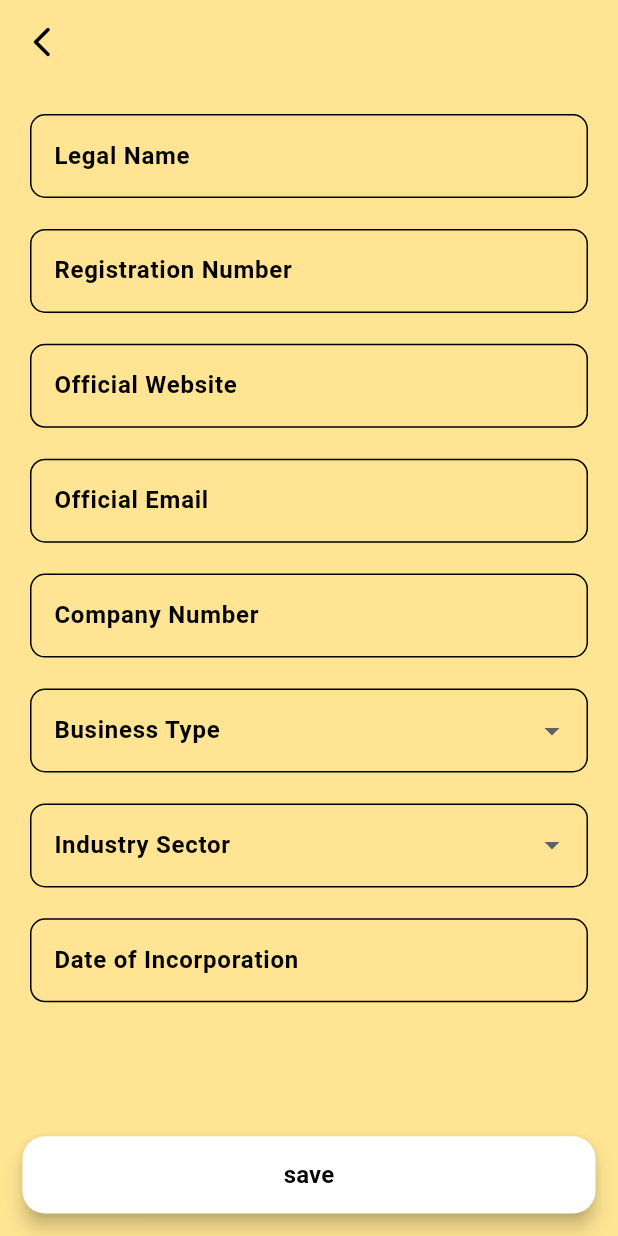
After one commit to Asif-Faizal/french-wallet, a Flutter app: the BusinessInfoScreen screen opened by its route, on a phone screen of 412 x 824 dp. The commit adds this screen. Run offline on Flutter 3.47's test engine with Material 3 defaults, Android fonts, the phone set to English and light mode, and no system bars; our stand-ins replace bloc, carousel_slider, flutter_bloc, go_router, image_picker, intl_phone_number_input and 1 more; accounts and stored records are empty; generated files the repository leaves out were written again.

Commit message:
business info

```diff
--- a/lib/presentation/screens/initial/prompt_screen.dart
+++ b/lib/presentation/screens/initial/prompt_screen.dart
@@ -187,8 +187,8 @@ class _PromptScreenState extends State<PromptScreen> {
                               .pushNamed(AppRouteConst.corporatePromptRoute);
                         } else {
                           GoRouter.of(context)
-                              .pushNamed(AppRouteConst.agentHomeRoute);
-                          // .pushNamed(AppRouteConst.retailHomeRoute);
+                              // .pushNamed(AppRouteConst.agentHomeRoute);
+                              .pushNamed(AppRouteConst.businessInfoRoute);
                           // .pushNamed(AppRouteConst.loginOrSignUpRoute);
                         }
                       }
--- /dev/null
+++ b/lib/presentation/screens/signup_screen/business owner/business_info.dart
@@ -0,0 +1,205 @@
+import 'package:ewallet2/presentation/widgets/shared/normal_appbar.dart';
+import 'package:ewallet2/presentation/widgets/shared/normal_button.dart';
+import 'package:flutter/material.dart';
+
+class BusinessInfoScreen extends StatefulWidget {
+  const BusinessInfoScreen({super.key});
+
+  @override
+  State<BusinessInfoScreen> createState() => _BusinessInfoScreenState();
+}
+
+class _BusinessInfoScreenState extends State<BusinessInfoScreen> {
+  final TextEditingController _legalNameController = TextEditingController();
+  final TextEditingController _registrationNumberController =
+      TextEditingController();
+  final TextEditingController _officialWebsiteController =
+      TextEditingController();
+  final TextEditingController _officialEmailController =
+      TextEditingController();
+  final TextEditingController _companyNumberController =
+      TextEditingController();
+  String? _selectedBusinessType;
+  String? _selectedIndustrySector;
+  DateTime? _selectedDate;
+
+  final List<String> _businessTypeOptions = [
+    'Sole Proprietorship',
+    'Partnership',
+    'Corporation',
+    'Limited Liability Company (LLC)',
+    'Nonprofit'
+  ];
+
+  final List<String> _industrySectorOptions = [
+    'Agriculture',
+    'Manufacturing',
+    'Construction',
+    'Retail',
+    'Finance',
+    'Healthcare',
+    'Technology',
+    'Education',
+    'Transportation',
+    'Other'
+  ];
+
+  @override
+  void dispose() {
+    _legalNameController.dispose();
+    _registrationNumberController.dispose();
+    _officialWebsiteController.dispose();
+    _officialEmailController.dispose();
+    _companyNumberController.dispose();
+    super.dispose();
+  }
+
+  Future<void> _selectDate(BuildContext context) async {
+    final DateTime? picked = await showDatePicker(
+      context: context,
+      initialDate: DateTime.now(),
+      firstDate: DateTime(1900),
+      lastDate: DateTime.now(),
+    );
+    if (picked != null && picked != _selectedDate) {
+      setState(() {
+        _selectedDate = picked;
+      });
+    }
+  }
+
+  @override
+  Widget build(BuildContext context) {
+    final size = MediaQuery.of(context).size;
+
+    return Scaffold(
+      appBar: NormalAppBar(text: ''),
+      body: Padding(
+        padding: const EdgeInsets.all(20),
+        child: ListView(
+          children: [
+            TextField(
+              controller: _legalNameController,
+              decoration: InputDecoration(
+                labelText: 'Legal Name',
+                border: OutlineInputBorder(
+                  borderRadius: BorderRadius.circular(10),
+                ),
+              ),
+            ),
+            SizedBox(height: size.height / 40),
+            TextField(
+              controller: _registrationNumberController,
+              decoration: InputDecoration(
+                labelText: 'Registration Number',
+                border: OutlineInputBorder(
+                  borderRadius: BorderRadius.circular(10),
+                ),
+              ),
+            ),
+            SizedBox(height: size.height / 40),
+            TextField(
+              controller: _officialWebsiteController,
+              decoration: InputDecoration(
+                labelText: 'Official Website',
+                border: OutlineInputBorder(
+                  borderRadius: BorderRadius.circular(10),
+                ),
+              ),
+            ),
+            SizedBox(height: size.height / 40),
+            TextField(
+              controller: _officialEmailController,
+              decoration: InputDecoration(
+                labelText: 'Official Email',
+                border: OutlineInputBorder(
+                  borderRadius: BorderRadius.circular(10),
+                ),
+              ),
+            ),
+            SizedBox(height: size.height / 40),
+            TextField(
+              controller: _companyNumberController,
+              decoration: InputDecoration(
+                labelText: 'Company Number',
+                border: OutlineInputBorder(
+                  borderRadius: BorderRadius.circular(10),
+                ),
+              ),
+            ),
+            SizedBox(height: size.height / 40),
+            DropdownButtonFormField<String>(
+              decoration: InputDecoration(
+                labelText: 'Business Type',
+                border: OutlineInputBorder(
+                  borderRadius: BorderRadius.circular(10),
+                ),
+              ),
+              value: _selectedBusinessType,
+              items: _businessTypeOptions
+                  .map((type) => DropdownMenuItem<String>(
+                        value: type,
+                        child: Text(type),
+                      ))
+                  .toList(),
+              onChanged: (value) {
+                setState(() {
+                  _selectedBusinessType = value;
+                });
+              },
+            ),
+            SizedBox(height: size.height / 40),
+            DropdownButtonFormField<String>(
+              decoration: InputDecoration(
+                labelText: 'Industry Sector',
+                border: OutlineInputBorder(
+                  borderRadius: BorderRadius.circular(10),
+                ),
+              ),
+              value: _selectedIndustrySector,
+              items: _industrySectorOptions
+                  .map((sector) => DropdownMenuItem<String>(
+                        value: sector,
+                        child: Text(sector),
+                      ))
+                  .toList(),
+              onChanged: (value) {
+                setState(() {
+                  _selectedIndustrySector = value;
+                });
+              },
+            ),
+            SizedBox(height: size.height / 40),
+            GestureDetector(
+              onTap: () => _selectDate(context),
+              child: AbsorbPointer(
+                child: TextField(
+                  decoration: InputDecoration(
+                    labelText: _selectedDate == null
+                        ? 'Date of Incorporation'
+                        : 'Incorporation Date: ${_selectedDate!.toLocal()}'
+                            .split(' ')[0],
+                    border: OutlineInputBorder(
+                      borderRadius: BorderRadius.circular(10),
+                    ),
+                  ),
+                ),
+              ),
+            ),
+            SizedBox(height: size.height / 40),
+          ],
+        ),
+      ),
+      bottomNavigationBar: Padding(
+        padding: EdgeInsets.all(15),
+        child: NormalButton(
+          size: size,
+          title: 'save',
+          onPressed: () {
+            // Handle submit
+          },
+        ),
+      ),
+    );
+  }
+}
--- a/lib/presentation/screens/signup_screen/personal_details_screen.dart
+++ b/lib/presentation/screens/signup_screen/personal_details_screen.dart
@@ -20,8 +20,7 @@ class _PersonalDetailsScreenState extends State<PersonalDetailsScreen> {
   final TextEditingController _fathersNameController = TextEditingController();
   final TextEditingController _nationalityController = TextEditingController();
   String _gender = 'Male';
-  DateTime _selectedDate =
-      DateTime.now().subtract(Duration(days: 6570)); // 18 years ago
+  DateTime _selectedDate = DateTime.now().subtract(Duration(days: 6570));
   String _maritalStatus = 'Single';
   bool _isButtonEnabled = false;
 
@@ -111,9 +110,6 @@ class _PersonalDetailsScreenState extends State<PersonalDetailsScreen> {
                     height: size.height / 60,
                   ),
                   _buildMaritalStatusRow(theme, size),
-                  SizedBox(
-                    height: size.height / 12,
-                  ),
                 ],
               ),
             ),
--- a/lib/shared/router/router_config.dart
+++ b/lib/shared/router/router_config.dart
@@ -1,8 +1,11 @@
 import 'package:ewallet2/presentation/screens/dashboard/agent/agent_home_screen.dart';
 import 'package:ewallet2/presentation/screens/dashboard/retail/retail_home_screen.dart';
 import 'package:ewallet2/presentation/screens/initial/corporate_promot_screen.dart';
+import 'package:ewallet2/presentation/screens/login/executive_login_screen.dart';
 import 'package:ewallet2/presentation/screens/signup_screen/add_email_screen.dart';
 import 'package:ewallet2/presentation/screens/signup_screen/address_screen.dart';
+import 'package:ewallet2/presentation/screens/signup_screen/business%20owner/business_info.dart';
+import 'package:ewallet2/presentation/screens/signup_screen/business%20owner/financial_info_screen.dart';
 import 'package:ewallet2/presentation/screens/signup_screen/identity_verify_screen.dart';
 import 'package:ewallet2/presentation/screens/signup_screen/income_screen.dart';
 import 'package:ewallet2/presentation/screens/signup_screen/personal_details_screen.dart';
@@ -112,6 +115,21 @@ class AppRouter {
         path: '/agentHome',
         name: 'agentHome',
         builder: (context, state) => AgentHomeScreen(),
+      ),
+      GoRoute(
+        path: '/executiveLogin',
+        name: 'executiveLogin',
+        builder: (context, state) => const ExecutiveLoginScreen(),
+      ),
+      GoRoute(
+        path: '/financialInfo',
+        name: 'financialInfo',
+        builder: (context, state) => FinancialInfoScreen(),
+      ),
+      GoRoute(
+        path: '/businessInfo',
+        name: 'businessInfo',
+        builder: (context, state) => BusinessInfoScreen(),
       )
     ],
   );
--- a/lib/shared/router/router_const.dart
+++ b/lib/shared/router/router_const.dart
@@ -17,4 +17,7 @@ class AppRouteConst {
   static const setPassCodeRoute = 'setPassCode';
   static const retailHomeRoute = 'retailHome';
   static const agentHomeRoute = 'agentHome';
+  static const executiveLoginRoute = 'executiveLogin';
+  static const financialInfoRoute = 'financialInfo';
+  static const businessInfoRoute = 'businessInfo';
 }
```
Also changed, not shown: lib/presentation/screens/initial/corporate_promot_screen.dart (+7 -2 lines), lib/presentation/screens/login/executive_login_screen.dart (added, +93 -0 lines), lib/presentation/screens/signup_screen/business owner/financial_info_screen.dart (added, +167 -0 lines), lib/presentation/screens/signup_screen/income_screen.dart (+7 -13 lines), lib/presentation/screens/signup_screen/business owner/upload_docs_screen.dart (added).
